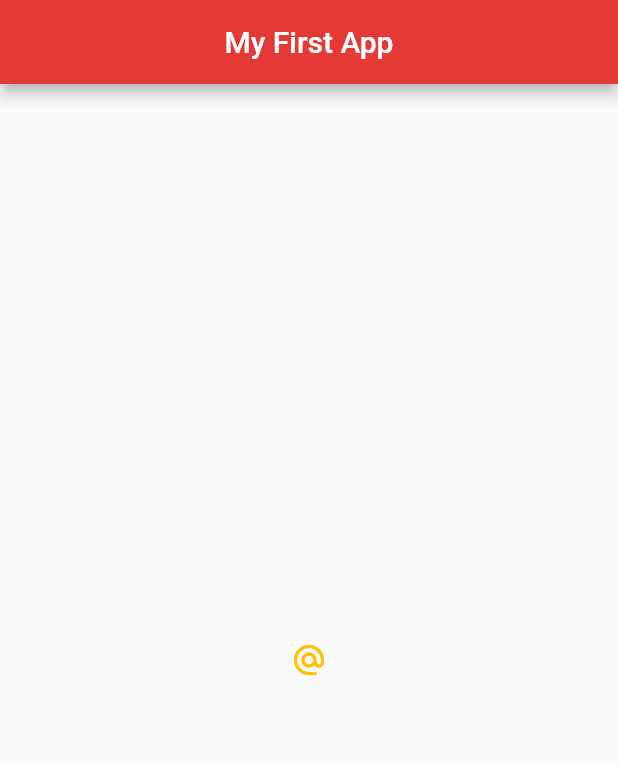
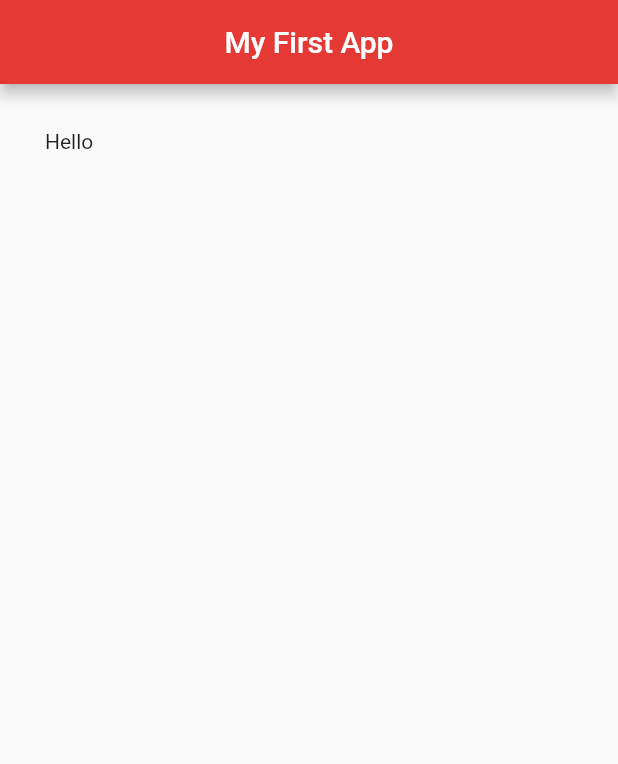
Before and after one commit to DaminduSandaruwan/FlutterMyApp, a Flutter app: the screen it shows after launch, on a phone screen of 412 x 824 dp. Shown: the top 764 px of the screen. Run offline on Flutter 3.47's test engine with Material 2 defaults, Android fonts, the phone set to English and light mode, and no system bars.

Commit message:
Container and Padding

```diff
--- a/lib/main.dart
+++ b/lib/main.dart
@@ -14,61 +14,21 @@ class Home extends StatelessWidget {
         centerTitle: true,
         backgroundColor: Colors.red[600],
       ),
-      body: Center(
-        child: IconButton(
-          onPressed: (){
-            print('You Clicked Me');
-          },
-          icon: Icon(Icons.alternate_email),
-          color: Colors.amber,
-        ),
+      body: Padding(
+        padding: EdgeInsets.all(30.0),
+        child:  Text('Hello'),
+      ),
+//      body: Container(
+//        padding: EdgeInsets.fromLTRB(10, 20, 20, 10),
+//        margin: EdgeInsets.all(30.0),
+//
+//
+//   //     padding: EdgeInsets.all(20.0),
+//   //     padding : EdgeInsets.symmetric(horizontal: 30,vertical: 10),
+//        color: Colors.grey[400],
+//        child: Text('Hello'),
+//      ),
 
-//        child: RaisedButton.icon(
-//          onPressed: (){},
-//          icon: Icon(
-//            Icons.mail
-//          ),
-//          label: Text('Mail Me'),
-//          color: Colors.amber,
-//        )
-
-//        child: FlatButton(
-//          onPressed: (){
-//            print('You Clicked Me');
-//          },
-//          child: Text('Click Me'),
-//          color: Colors.lightBlue,
-//        ),
-
-//        child: RaisedButton(
-//          onPressed: (){},
-//          child: Text('Click Me'),
-//          color: Colors.lightBlue,
-//        ),
-
-//        child: Icon(
-//          Icons.airport_shuttle,
-//          color: Colors.lightBlue,
-//          size: 50.0,
-//        ),
-
-//        child: Image.asset('assets/img2.jpg'),
-//        child: Image(
-//          image: AssetImage('assets/img3.jpg'),
-//          image: NetworkImage('https://images.unsplash.com/photo-1506598417715-e3c191368ac0?ixlib=rb-1.2.1&auto=format&fit=crop&w=634&q=80'),
-//        ),
-
-//        child: Text(
-//          "Hello, Damindu",
-//          style: TextStyle(
-//            fontSize: 20.0,
-//            fontWeight: FontWeight.bold,
-//            letterSpacing: 2.0,
-//            color: Colors.grey[600],
-//            fontFamily: 'IndieFlower',//
-//          ),
-//        ),
-      ),
       floatingActionButton: FloatingActionButton(
         onPressed: (){},
         backgroundColor: Colors.red[600],
```
